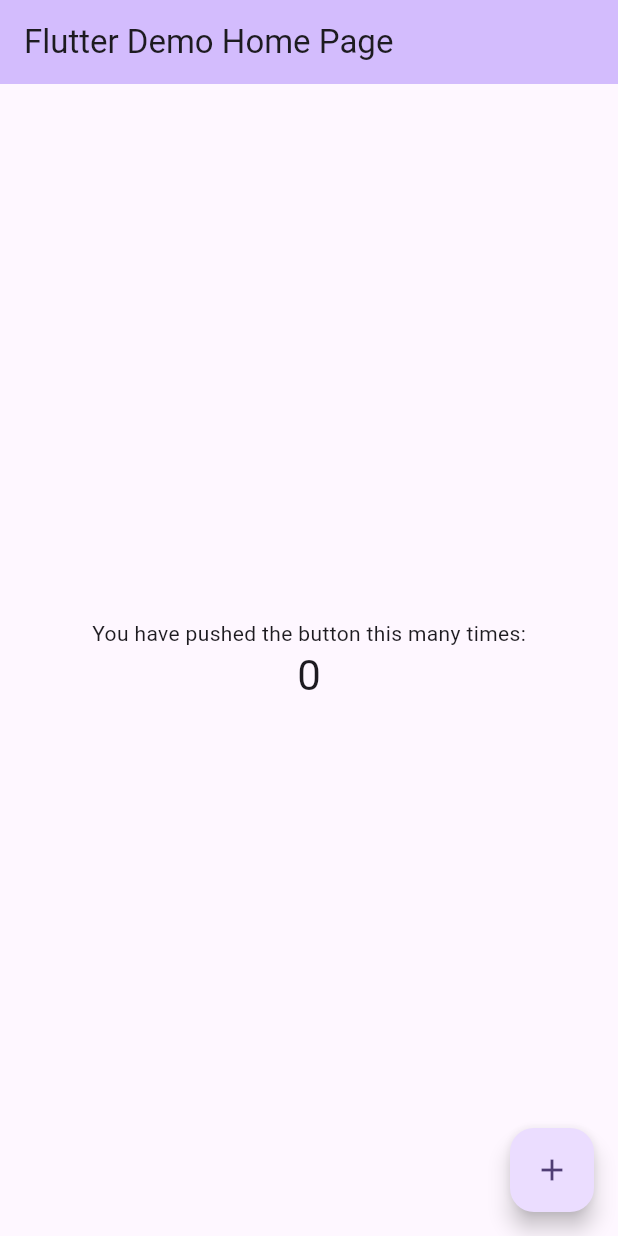
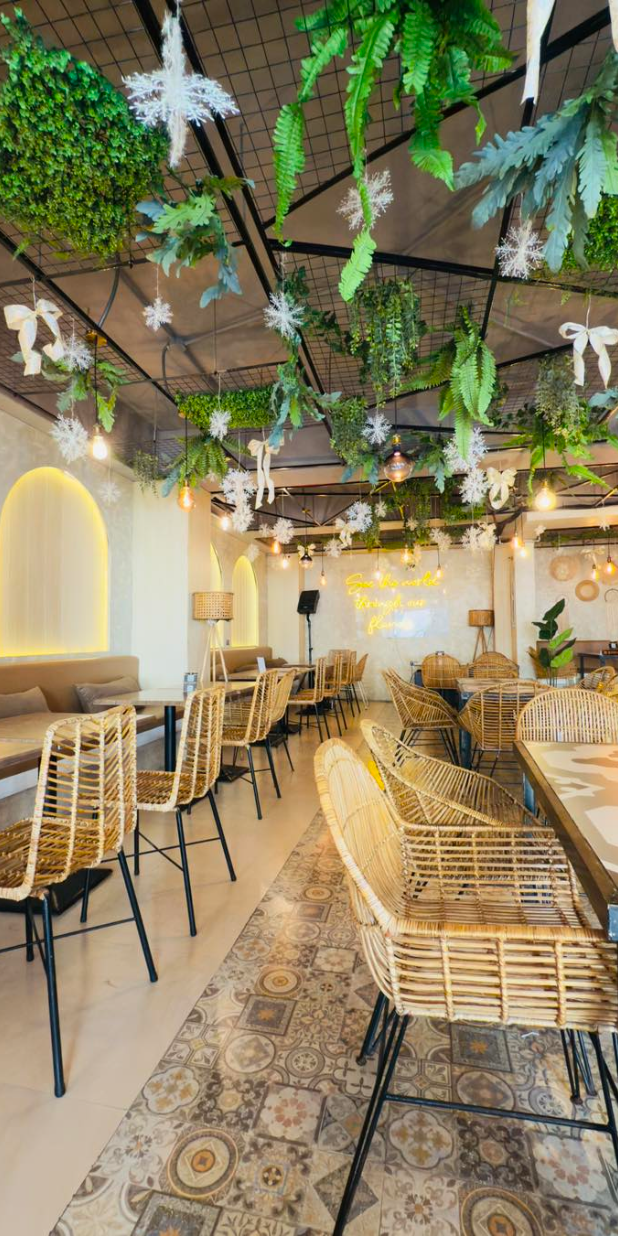
Before and after one commit to Quanby-OJT/Mobile-POS, a Flutter app: the screen it shows after launch, on a phone screen of 412 x 824 dp. Run offline on Flutter 3.47's test engine with Material 3 defaults, Android fonts, the phone set to English and light mode, and no system bars.

Commit message:
Add login image

```diff
--- a/lib/main.dart
+++ b/lib/main.dart
@@ -1,4 +1,5 @@
 import 'package:flutter/material.dart';
+import 'package:mobile_pos/views/login_page.dart';
 
 void main() {
   runApp(const MyApp());
@@ -10,60 +11,8 @@ class MyApp extends StatelessWidget {
   @override
   Widget build(BuildContext context) {
     return MaterialApp(
-      title: 'Flutter Demo',
-      theme: ThemeData(
-        colorScheme: ColorScheme.fromSeed(seedColor: Colors.deepPurple),
-        useMaterial3: true,
-      ),
-      home: const MyHomePage(title: 'Flutter Demo Home Page'),
+      debugShowCheckedModeBanner: false,
+      home: LoginPage(),
     );
   }
 }
-
-class MyHomePage extends StatefulWidget {
-  const MyHomePage({super.key, required this.title});
-
-  final String title;
-
-  @override
-  State<MyHomePage> createState() => _MyHomePageState();
-}
-
-class _MyHomePageState extends State<MyHomePage> {
-  int _counter = 0;
-
-  void _incrementCounter() {
-    setState(() {
-      _counter++;
-    });
-  }
-
-  @override
-  Widget build(BuildContext context) {
-    return Scaffold(
-      appBar: AppBar(
-        backgroundColor: Theme.of(context).colorScheme.inversePrimary,
-        title: Text(widget.title),
-      ),
-      body: Center(
-        child: Column(
-          mainAxisAlignment: MainAxisAlignment.center,
-          children: <Widget>[
-            const Text(
-              'You have pushed the button this many times:',
-            ),
-            Text(
-              '$_counter',
-              style: Theme.of(context).textTheme.headlineMedium,
-            ),
-          ],
-        ),
-      ),
-      floatingActionButton: FloatingActionButton(
-        onPressed: _incrementCounter,
-        tooltip: 'Increment',
-        child: const Icon(Icons.add),
-      ), // This trailing comma makes auto-formatting nicer for build methods.
-    );
-  }
-}
--- /dev/null
+++ b/lib/views/login_page.dart
@@ -0,0 +1,32 @@
+import 'package:flutter/material.dart';
+
+class LoginPage extends StatefulWidget {
+  const LoginPage({super.key});
+
+  @override
+  State<LoginPage> createState() => _LoginPageState();
+}
+
+class _LoginPageState extends State<LoginPage> {
+  @override
+  Widget build(BuildContext context) {
+    return Scaffold(
+      body: Row(
+        children: [
+          Expanded(
+            flex: 4,
+            child: Container(
+              height: double.infinity,
+              decoration: BoxDecoration(
+                image: DecorationImage(
+                  image: AssetImage('assets/images/cesarsResto.jpg'),
+                  fit: BoxFit.cover
+                )
+              ),
+            )
+          ),
+        ],
+      ),
+    );
+  }
+}
--- a/pubspec.yaml
+++ b/pubspec.yaml
@@ -58,9 +58,9 @@ flutter:
   uses-material-design: true
 
   # To add assets to your application, add an assets section, like this:
-  # assets:
-  #   - images/a_dot_burr.jpeg
-  #   - images/a_dot_ham.jpeg
+  assets:
+    - assets/images/cesarsResto.jpg
+
 
   # An image asset can refer to one or more resolution-specific "variants", see
   # https://flutter.dev/to/resolution-aware-images
```
Also changed, not shown: assets/images/cesarsResto.jpg (added).
